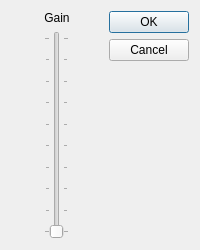
Old version of the form src/qt/qt_soundgain.ui in the repository 86Box/86Box.
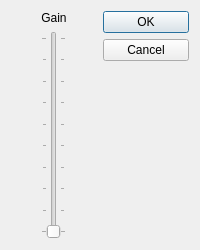
New version of the form.

Commit message: qt: make sound gain dialog columns equal width

```diff
--- a/src/qt/qt_soundgain.ui
+++ b/src/qt/qt_soundgain.ui
@@ -31,7 +31,7 @@
   <property name="windowTitle">
    <string>Sound Gain</string>
   </property>
-  <layout class="QGridLayout" name="gridLayout">
+  <layout class="QGridLayout" name="gridLayout" columnstretch="1,1">
    <item row="0" column="0">
     <widget class="QLabel" name="label">
      <property name="sizePolicy">
```
